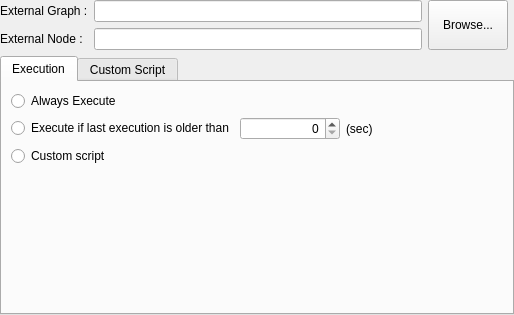
This is RequestFlowApp/CoreView/ui/ExternalNodeUi.ui in fatehmtd/RequestFlow as Qt 5 draws it before an edit. The edited form follows.
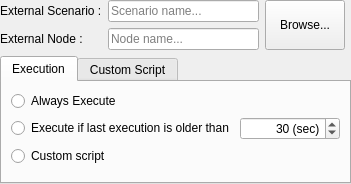
This is the edited form.

Patch:
```diff
--- a/RequestFlowApp/CoreView/ui/ExternalNodeUi.ui
+++ b/RequestFlowApp/CoreView/ui/ExternalNodeUi.ui
@@ -6,8 +6,8 @@
    <rect>
     <x>0</x>
     <y>0</y>
-    <width>514</width>
-    <height>315</height>
+    <width>339</width>
+    <height>184</height>
    </rect>
   </property>
   <property name="windowTitle">
@@ -31,7 +31,7 @@
      <item row="0" column="0">
       <widget class="QLabel" name="label">
        <property name="text">
-        <string>External Graph :</string>
+        <string>External Scenario :</string>
        </property>
       </widget>
      </item>
@@ -40,6 +40,9 @@
        <property name="readOnly">
         <bool>true</bool>
        </property>
+       <property name="placeholderText">
+        <string>Scenario name...</string>
+       </property>
       </widget>
      </item>
      <item row="0" column="2" rowspan="2">
@@ -67,6 +70,9 @@
        <property name="readOnly">
         <bool>true</bool>
        </property>
+       <property name="placeholderText">
+        <string>Node name...</string>
+       </property>
       </widget>
      </item>
     </layout>
@@ -81,13 +87,6 @@
        <string>Execution</string>
       </attribute>
       <layout class="QGridLayout" name="gridLayout_4">
-       <item row="1" column="2">
-        <widget class="QLabel" name="label_3">
-         <property name="text">
-          <string>(sec)</string>
-         </property>
-        </widget>
-       </item>
        <item row="1" column="0">
         <widget class="QRadioButton" name="radioButton_executeOlder">
          <property name="text">
@@ -95,12 +94,31 @@
          </property>
         </widget>
        </item>
-       <item row="0" column="0">
-        <widget class="QRadioButton" name="radioButton_alwaysExecute">
-         <property name="text">
-          <string>Always Execute</string>
+       <item row="3" column="0">
+        <spacer name="verticalSpacer">
+         <property name="orientation">
+          <enum>Qt::Vertical</enum>
          </property>
-        </widget>
+         <property name="sizeHint" stdset="0">
+          <size>
+           <width>20</width>
+           <height>40</height>
+          </size>
+         </property>
+        </spacer>
+       </item>
+       <item row="1" column="2">
+        <spacer name="horizontalSpacer">
+         <property name="orientation">
+          <enum>Qt::Horizontal</enum>
+         </property>
+         <property name="sizeHint" stdset="0">
+          <size>
+           <width>40</width>
+           <height>20</height>
+          </size>
+         </property>
+        </spacer>
        </item>
        <item row="2" column="0">
         <widget class="QRadioButton" name="radioButton_customScript">
@@ -109,6 +127,13 @@
          </property>
         </widget>
        </item>
+       <item row="0" column="0">
+        <widget class="QRadioButton" name="radioButton_alwaysExecute">
+         <property name="text">
+          <string>Always Execute</string>
+         </property>
+        </widget>
+       </item>
        <item row="1" column="1">
         <widget class="QSpinBox" name="spinBox_delay">
          <property name="sizePolicy">
@@ -135,40 +160,23 @@
          <property name="showGroupSeparator" stdset="0">
           <bool>true</bool>
          </property>
+         <property name="suffix">
+          <string> (sec)</string>
+         </property>
+         <property name="minimum">
+          <number>1</number>
+         </property>
          <property name="maximum">
           <number>99999999</number>
          </property>
+         <property name="value">
+          <number>30</number>
+         </property>
          <property name="displayIntegerBase">
           <number>10</number>
          </property>
         </widget>
        </item>
-       <item row="3" column="0">
-        <spacer name="verticalSpacer">
-         <property name="orientation">
-          <enum>Qt::Vertical</enum>
-         </property>
-         <property name="sizeHint" stdset="0">
-          <size>
-           <width>20</width>
-           <height>40</height>
-          </size>
-         </property>
-        </spacer>
-       </item>
-       <item row="1" column="3">
-        <spacer name="horizontalSpacer">
-         <property name="orientation">
-          <enum>Qt::Horizontal</enum>
-         </property>
-         <property name="sizeHint" stdset="0">
-          <size>
-           <width>40</width>
-           <height>20</height>
-          </size>
-         </property>
-        </spacer>
-       </item>
       </layout>
      </widget>
      <widget class="QWidget" name="tab_2">
```
